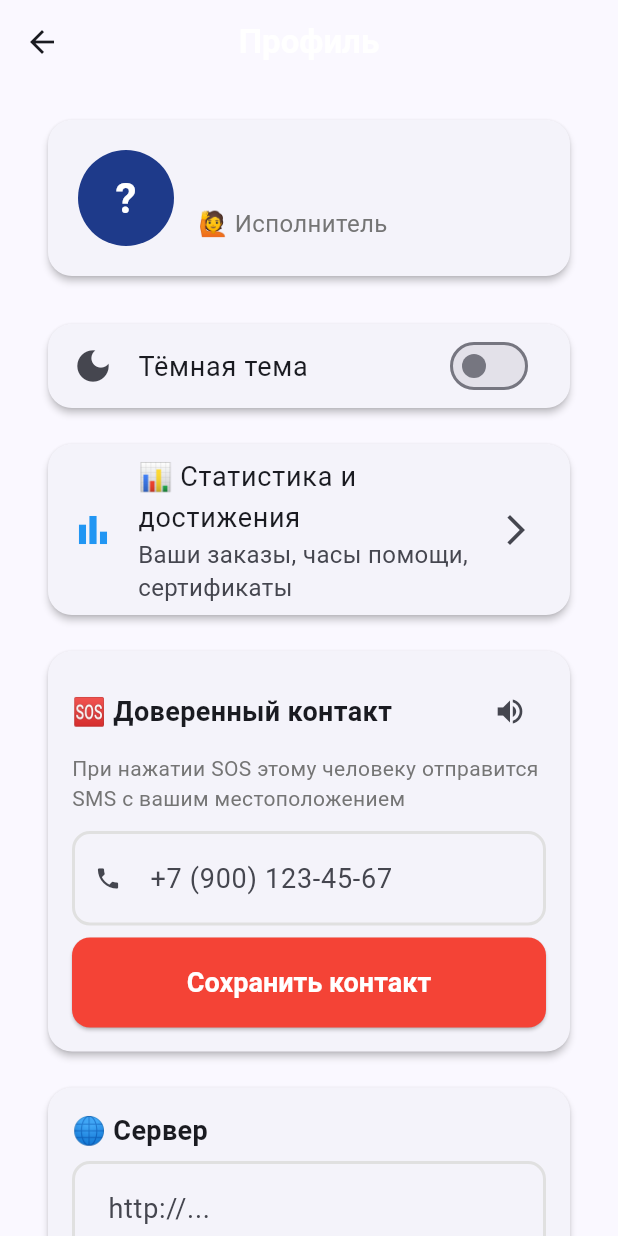
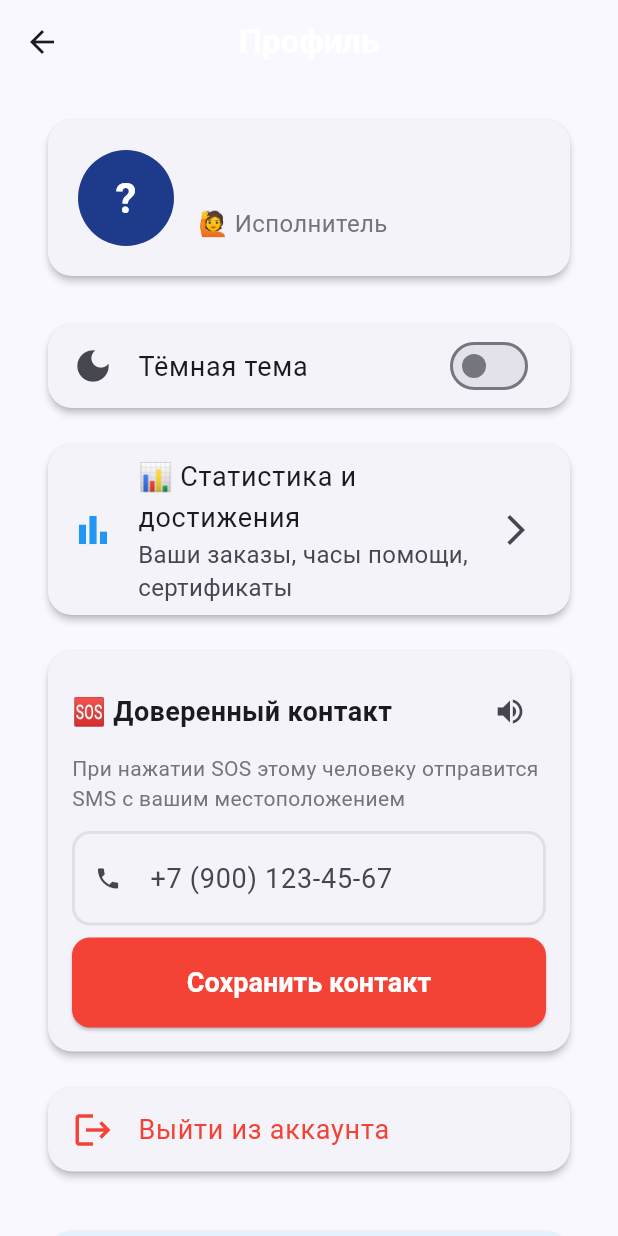
Before and after one commit to Foggez-rfs/My_Work, a Flutter app: the ProfileScreen screen opened by its route, on a phone screen of 412 x 824 dp. Run offline on Flutter 3.47's test engine with Material 3 defaults, Android fonts, the phone set to English and light mode, and no system bars; our stand-ins replace flutter_map, flutter_tts, latlong2, pdf, printing, shared_preferences and 1 more; accounts and stored records are empty.

Commit message:
task snapshot 3bf402a2-9a9f-4101-a718-6a4b0e7f6645

```diff
--- a/mobile/lib/api.dart
+++ b/mobile/lib/api.dart
@@ -9,7 +9,8 @@ class ApiService {
 
   // Инициализация URL из хранилища
   static Future<void> init() async {
-    _baseUrl = await StorageService.getString('server_url') ?? '';
+    // URL сервера захардкожен — пенсионеры не должны видеть настройки
+    _baseUrl = await StorageService.getString('server_url') ?? 'https://traverse-chevron-outspoken.ngrok-free.dev';
   }
 
   // Установка URL сервера
--- a/mobile/lib/main.dart
+++ b/mobile/lib/main.dart
@@ -2,7 +2,6 @@
 import 'package:flutter/material.dart';
 import 'storage.dart';
 import 'screens/splash_screen.dart';
-import 'screens/setup_screen.dart';
 import 'screens/login_screen.dart';
 import 'screens/customer_screen.dart';
 import 'screens/executor_screen.dart';
@@ -57,7 +56,6 @@ class _MoeDeloAppState extends State<MoeDeloApp> {
       initialRoute: '/splash',
       routes: {
         '/splash': (context) => const SplashScreen(),
-        '/setup': (context) => const SetupScreen(),
         '/login': (context) => const LoginScreen(),
         '/customer': (context) => const CustomerScreen(),
         '/executor': (context) => const ExecutorScreen(),
--- a/mobile/lib/screens/profile_screen.dart
+++ b/mobile/lib/screens/profile_screen.dart
@@ -1,7 +1,6 @@
 // Экран профиля — настройки, смена темы, выход
 import 'package:flutter/material.dart';
 import '../storage.dart';
-import '../api.dart';
 import '../services/tts_service.dart';
 
 class ProfileScreen extends StatefulWidget {
@@ -16,9 +15,7 @@ class _ProfileScreenState extends State<ProfileScreen> {
   String _name = '';
   String _phone = '';
   String _role = '';
-  String _serverUrl = '';
   String _emergencyPhone = '';
-  final _urlController = TextEditingController();
   final _emergencyController = TextEditingController();
 
   @override
@@ -30,14 +27,11 @@ class _ProfileScreenState extends State<ProfileScreen> {
   Future<void> _loadProfile() async {
     final name = await StorageService.getString('user_name') ?? '';
     final role = await StorageService.getString('role') ?? '';
-    final url = await StorageService.getString('server_url') ?? '';
     final emergencyPhone = await StorageService.getString('emergency_phone') ?? '';
-    _urlController.text = url;
     _emergencyController.text = emergencyPhone;
     setState(() {
       _name = name;
       _role = role;
-      _serverUrl = url;
       _emergencyPhone = emergencyPhone;
     });
   }
@@ -79,20 +73,6 @@ class _ProfileScreenState extends State<ProfileScreen> {
       await StorageService.delete('user_name');
       if (mounted) {
         Navigator.pushNamedAndRemoveUntil(context, '/login', (route) => false);
-      }
-    }
-  }
-
-  // Смена сервера
-  Future<void> _changeServer() async {
-    final newUrl = _urlController.text.trim();
-    if (newUrl.isNotEmpty) {
-      await ApiService.setBaseUrl(newUrl);
-      setState(() => _serverUrl = newUrl);
-      if (mounted) {
-        ScaffoldMessenger.of(context).showSnackBar(
-          const SnackBar(content: Text('✅ Сервер изменён')),
-        );
       }
     }
   }
@@ -228,37 +208,6 @@ class _ProfileScreenState extends State<ProfileScreen> {
             ),
             const SizedBox(height: 8),
 
-            // Смена сервера
-            Card(
-              child: Padding(
-                padding: const EdgeInsets.all(16),
-                child: Column(
-                  crossAxisAlignment: CrossAxisAlignment.start,
-                  children: [
-                    const Text('🌐 Сервер', style: TextStyle(fontSize: 18, fontWeight: FontWeight.w600)),
-                    const SizedBox(height: 8),
-                    TextField(
-                      controller: _urlController,
-                      decoration: const InputDecoration(
-                        hintText: 'http://...',
-                        border: OutlineInputBorder(),
-                        isDense: true,
-                      ),
-                    ),
-                    const SizedBox(height: 8),
-                    SizedBox(
-                      width: double.infinity,
-                      child: ElevatedButton(
-                        onPressed: _changeServer,
-                        child: const Text('Сохранить'),
-                      ),
-                    ),
-                  ],
-                ),
-              ),
-            ),
-            const SizedBox(height: 8),
-
             // Выход
             Card(
               child: ListTile(
```
Also changed, not shown: mobile/lib/screens/setup_screen.dart (deleted, +0 -105 lines), mobile/lib/screens/splash_screen.dart (+2 -9 lines).
